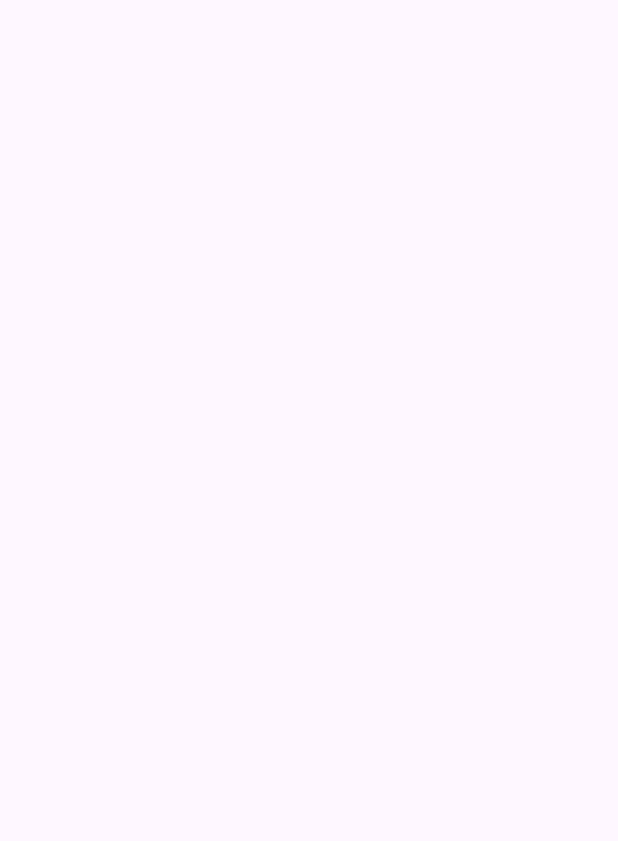
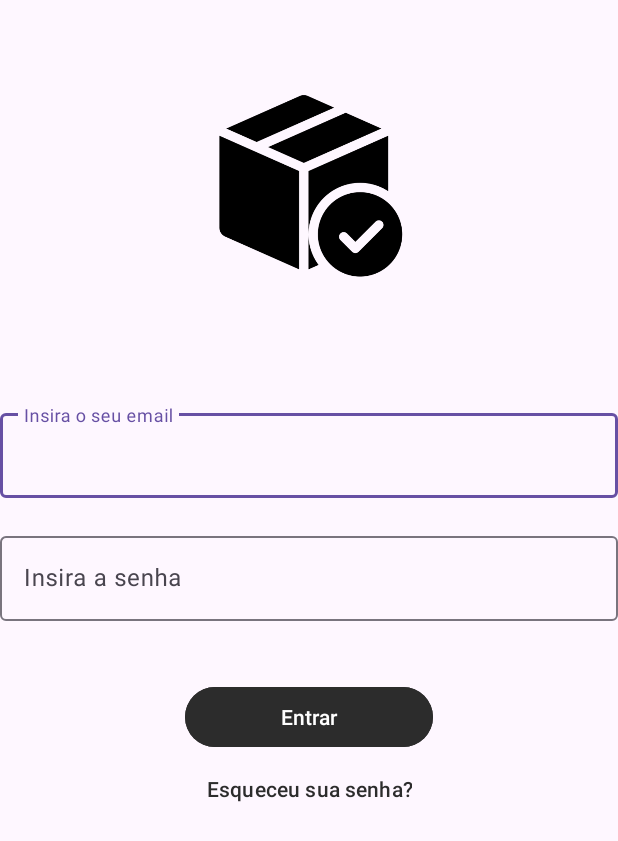
Before and after one commit to davszs/AppSateliteSupplys, an Android app: the screen it shows after launch (LoginActivity), on a phone screen of 412 x 824 dp. Before the commit the part shown is empty. Shown: the top 841 px of the screen. Run offline under Robolectric (Android 15) with nearby library versions, the phone set to English and light mode, and no system bars.

Commit message:
Página de Login

```diff
--- a/app/src/main/res/layout/activity_login_layout.xml
+++ b/app/src/main/res/layout/activity_login_layout.xml
@@ -1,10 +1,67 @@
 <?xml version="1.0" encoding="utf-8"?>
-<androidx.constraintlayout.widget.ConstraintLayout xmlns:android="http://schemas.android.com/apk/res/android"
+<LinearLayout xmlns:android="http://schemas.android.com/apk/res/android"
     xmlns:app="http://schemas.android.com/apk/res-auto"
     xmlns:tools="http://schemas.android.com/tools"
     android:id="@+id/main"
     android:layout_width="match_parent"
     android:layout_height="match_parent"
+    android:orientation="vertical"
     tools:context=".LoginActivity">
 
-</androidx.constraintlayout.widget.ConstraintLayout>
+    <ImageView
+        android:layout_width="150dp"
+        android:layout_height="150dp"
+        android:layout_gravity="center"
+        android:layout_margin="50dp"
+        android:layout_marginBottom="30dp"
+        android:scaleType="centerCrop"
+        android:src="@drawable/splash" />
+
+    <com.google.android.material.textfield.TextInputLayout
+        android:layout_width="match_parent"
+        android:layout_height="wrap_content"
+        android:layout_marginTop="20sp"
+        android:hint="Insira o seu email"
+        app:endIconMode="clear_text">
+
+        <com.google.android.material.textfield.TextInputEditText
+            android:id="@+id/txtEmail"
+            android:layout_width="match_parent"
+            android:layout_height="wrap_content"
+            android:inputType="textEmailAddress" />
+    </com.google.android.material.textfield.TextInputLayout>
+
+    <com.google.android.material.textfield.TextInputLayout
+        android:layout_width="match_parent"
+        android:layout_height="wrap_content"
+        android:layout_marginTop="20sp"
+        android:hint="Insira a senha"
+        app:endIconMode="clear_text">
+
+        <com.google.android.material.textfield.TextInputEditText
+            android:id="@+id/txtSenha"
+            android:layout_width="match_parent"
+            android:layout_height="wrap_content"
+            android:inputType="textPassword" />
+    </com.google.android.material.textfield.TextInputLayout>
+
+    <com.google.android.material.button.MaterialButton
+        android:id="@+id/btnEntrar"
+        android:layout_width="165dp"
+        android:layout_height="wrap_content"
+        android:layout_gravity="center"
+        android:layout_marginTop="40dp"
+        android:backgroundTint="#2c2c2c"
+        android:text="Entrar" />
+
+    <Button
+        android:id="@+id/btnEsqueceuSenha"
+        style="@style/Widget.Material3.Button.TextButton"
+        android:layout_width="wrap_content"
+        android:layout_height="wrap_content"
+        android:layout_gravity="center"
+        android:text="Esqueceu sua senha?"
+        android:textColor="#2c2c2c" />
+
+
+</LinearLayout>
--- a/app/src/main/res/layout/activity_main.xml
+++ b/app/src/main/res/layout/activity_main.xml
@@ -1,19 +1,12 @@
 <?xml version="1.0" encoding="utf-8"?>
-<androidx.constraintlayout.widget.ConstraintLayout xmlns:android="http://schemas.android.com/apk/res/android"
+<LinearLayout xmlns:android="http://schemas.android.com/apk/res/android"
     xmlns:app="http://schemas.android.com/apk/res-auto"
     xmlns:tools="http://schemas.android.com/tools"
     android:id="@+id/main"
     android:layout_width="match_parent"
     android:layout_height="match_parent"
+    android:orientation="vertical"
     tools:context=".MainActivity">
 
-    <TextView
-        android:layout_width="wrap_content"
-        android:layout_height="wrap_content"
-        android:text="Hello World!"
-        app:layout_constraintBottom_toBottomOf="parent"
-        app:layout_constraintEnd_toEndOf="parent"
-        app:layout_constraintStart_toStartOf="parent"
-        app:layout_constraintTop_toTopOf="parent" />
 
-</androidx.constraintlayout.widget.ConstraintLayout>
+</LinearLayout>
```
